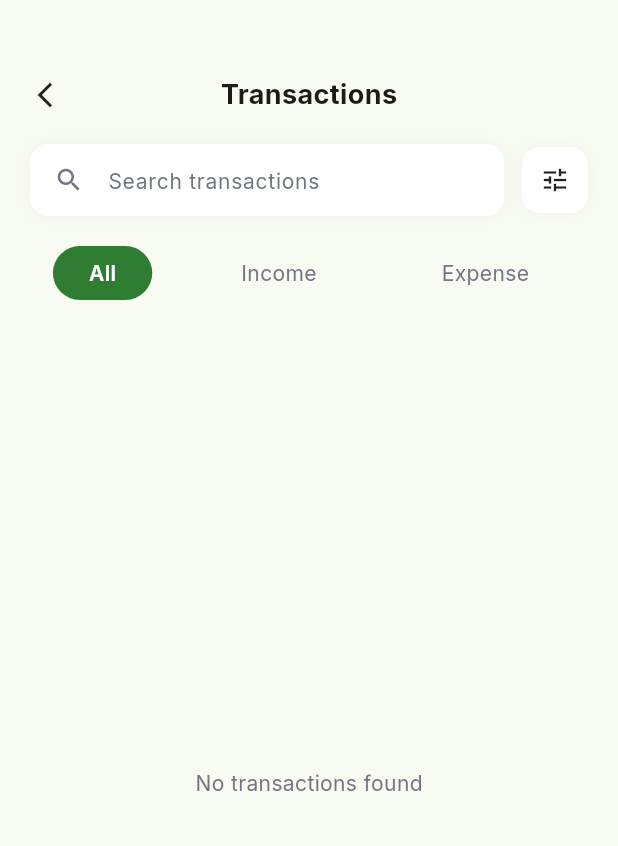
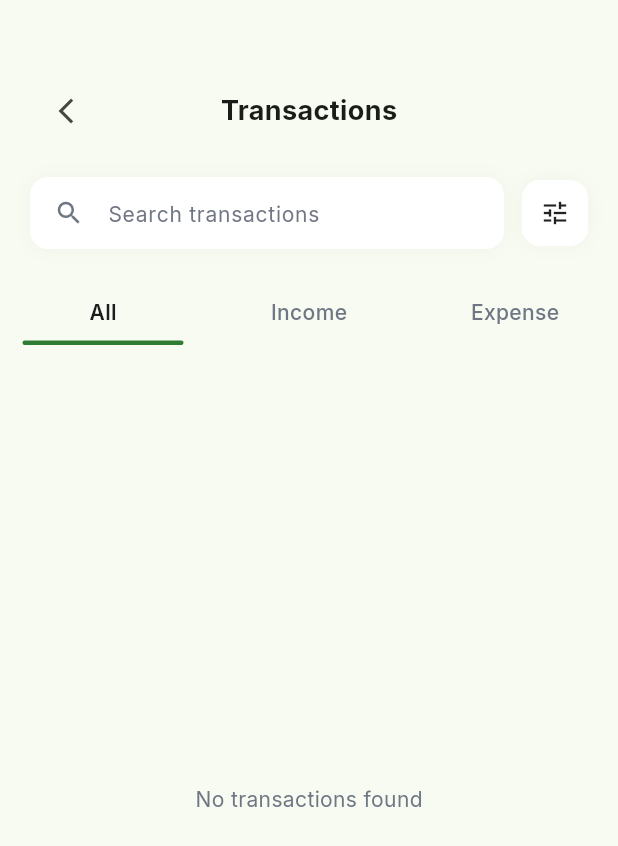
Before and after one commit to SurajChaurasia84/Xpense-Tracker, a Flutter app: the TransactionsTab widget shown alone on an empty page, opened directly, on a phone screen of 412 x 824 dp. Shown: the top 846 px of the screen. Run offline on Flutter 3.47's test engine with Material 3 defaults, Android fonts, the light colour scheme and no system bars; our stand-ins replace animate_do, cloud_firestore, firebase_auth, firebase_core, fl_chart, google_fonts and 1 more; accounts and stored records are empty; generated files the repository leaves out were written again.

Commit message:
feat: update Transactions tab with improved data display and functionality

```diff
--- a/lib/screens/tabs/transactions_tab.dart
+++ b/lib/screens/tabs/transactions_tab.dart
@@ -13,9 +13,27 @@ class TransactionsTab extends StatefulWidget {
   State<TransactionsTab> createState() => _TransactionsTabState();
 }
 
-class _TransactionsTabState extends State<TransactionsTab> {
+class _TransactionsTabState extends State<TransactionsTab> with SingleTickerProviderStateMixin {
   int _selectedFilter = 0; // 0: All, 1: Income, 2: Expense
   String _searchQuery = '';
+  late TabController _tabController;
+
+  @override
+  void initState() {
+    super.initState();
+    _tabController = TabController(length: 3, vsync: this);
+    _tabController.addListener(() {
+      if (!_tabController.indexIsChanging) {
+        setState(() => _selectedFilter = _tabController.index);
+      }
+    });
+  }
+
+  @override
+  void dispose() {
+    _tabController.dispose();
+    super.dispose();
+  }
 
   @override
   Widget build(BuildContext context) {
@@ -32,43 +50,34 @@ class _TransactionsTabState extends State<TransactionsTab> {
           child: StreamBuilder<List<TransactionModel>>(
             stream: db.getTransactions(),
             builder: (context, snapshot) {
-              if (snapshot.connectionState == ConnectionState.waiting) {
+              if (snapshot.connectionState == ConnectionState.waiting && !snapshot.hasData) {
                 return const Center(child: CircularProgressIndicator());
               }
 
-              var transactions = snapshot.data ?? [];
+              final transactions = snapshot.data ?? [];
 
-              // Filter by type
-              if (_selectedFilter == 1) {
-                transactions = transactions.where((t) => t.type == TransactionType.income).toList();
-              } else if (_selectedFilter == 2) {
-                transactions = transactions.where((t) => t.type == TransactionType.expense).toList();
-              }
-
-              // Filter by search query
-              if (_searchQuery.isNotEmpty) {
-                transactions = transactions
-                    .where((t) => t.title.toLowerCase().contains(_searchQuery.toLowerCase()))
-                    .toList();
-              }
-
-              if (transactions.isEmpty) {
-                return Center(
-                  child: Text(
-                    'No transactions found',
-                    style: GoogleFonts.inter(color: AppColors.textLight),
+              return TabBarView(
+                controller: _tabController,
+                children: [
+                  TransactionListView(
+                    transactions: transactions,
+                    filterIndex: 0,
+                    searchQuery: _searchQuery,
+                    format: currencyFormat,
                   ),
-                );
-              }
-
-              return ListView.builder(
-                padding: const EdgeInsets.symmetric(horizontal: 20),
-                itemCount: transactions.length,
-                itemBuilder: (context, index) {
-                  final tx = transactions[index];
-                  // Basic grouping logic for demo. Real app would group by date.
-                  return _transactionItem(tx, currencyFormat);
-                },
+                  TransactionListView(
+                    transactions: transactions,
+                    filterIndex: 1,
+                    searchQuery: _searchQuery,
+                    format: currencyFormat,
+                  ),
+                  TransactionListView(
+                    transactions: transactions,
+                    filterIndex: 2,
+                    searchQuery: _searchQuery,
+                    format: currencyFormat,
+                  ),
+                ],
               );
             },
           ),
@@ -83,12 +92,17 @@ class _TransactionsTabState extends State<TransactionsTab> {
       child: Row(
         mainAxisAlignment: MainAxisAlignment.spaceBetween,
         children: [
-          const Icon(Icons.arrow_back_ios_new, size: 20),
+          Navigator.canPop(context)
+              ? IconButton(
+                  onPressed: () => Navigator.pop(context),
+                  icon: const Icon(Icons.arrow_back_ios_new, size: 20),
+                )
+              : const SizedBox(width: 48),
           Text(
             'Transactions',
             style: GoogleFonts.inter(fontSize: 18, fontWeight: FontWeight.bold),
           ),
-          const SizedBox(width: 20), // Placeholder for balance
+          const SizedBox(width: 48), // To keep title centered
         ],
       ),
     );
@@ -138,35 +152,77 @@ class _TransactionsTabState extends State<TransactionsTab> {
   }
 
   Widget _buildFilterTabs() {
-    return Padding(
-      padding: const EdgeInsets.only(bottom: 20),
-      child: Row(
-        mainAxisAlignment: MainAxisAlignment.spaceEvenly,
+    final screenWidth = MediaQuery.of(context).size.width;
+    final tabWidth = screenWidth / 3;
+    final indicatorWidth = tabWidth - 30;
+
+    return Column(
+      children: [
+        Stack(
+          children: [
+            AnimatedBuilder(
+              animation: _tabController.animation!,
+              builder: (context, child) {
+                return Row(
                   children: [
                     _filterItem('All', 0),
                     _filterItem('Income', 1),
                     _filterItem('Expense', 2),
                   ],
+                );
+              },
             ),
+            AnimatedBuilder(
+              animation: _tabController.animation!,
+              builder: (context, child) {
+                return Positioned(
+                  bottom: 0,
+                  left: (_tabController.animation!.value * tabWidth) + (tabWidth - indicatorWidth) / 2,
+                  child: Container(
+                    height: 3,
+                    width: indicatorWidth,
+                    decoration: BoxDecoration(
+                      color: AppColors.primary,
+                      borderRadius: BorderRadius.circular(10),
+                    ),
+                  ),
+                );
+              },
+            ),
+          ],
+        ),
+        const SizedBox(height: 12),
+      ],
     );
   }
 
   Widget _filterItem(String title, int index) {
-    final isSelected = _selectedFilter == index;
-    return GestureDetector(
-      onTap: () => setState(() => _selectedFilter = index),
-      child: Container(
-        padding: const EdgeInsets.symmetric(horizontal: 24, vertical: 8),
-        decoration: BoxDecoration(
-          color: isSelected ? AppColors.primary : Colors.transparent,
-          borderRadius: BorderRadius.circular(20),
-        ),
-        child: Text(
+    return Expanded(
+      child: GestureDetector(
+        behavior: HitTestBehavior.opaque,
+        onTap: () {
+          _tabController.animateTo(index);
+        },
+        child: Padding(
+          padding: const EdgeInsets.symmetric(vertical: 12),
+          child: Center(
+            child: AnimatedBuilder(
+              animation: _tabController.animation!,
+              builder: (context, child) {
+                final lerp = (1.0 - (_tabController.animation!.value - index).abs()).clamp(0.0, 1.0);
+                final color = Color.lerp(AppColors.textLight, AppColors.textDark, lerp);
+                final fontWeight = lerp > 0.5 ? FontWeight.w600 : FontWeight.w500;
+
+                return Text(
                   title,
                   style: GoogleFonts.inter(
                     fontSize: 14,
-            fontWeight: isSelected ? FontWeight.w600 : FontWeight.w400,
-            color: isSelected ? Colors.white : AppColors.textLight,
+                    fontWeight: fontWeight,
+                    color: color,
+                  ),
+                );
+              },
+            ),
           ),
         ),
       ),
@@ -228,3 +284,110 @@ class _TransactionsTabState extends State<TransactionsTab> {
     );
   }
 }
+
+class TransactionListView extends StatefulWidget {
+  final List<TransactionModel> transactions;
+  final int filterIndex;
+  final String searchQuery;
+  final NumberFormat format;
+
+  const TransactionListView({
+    super.key,
+    required this.transactions,
+    required this.filterIndex,
+    required this.searchQuery,
+    required this.format,
+  });
+
+  @override
+  State<TransactionListView> createState() => _TransactionListViewState();
+}
+
+class _TransactionListViewState extends State<TransactionListView> with AutomaticKeepAliveClientMixin {
+  @override
+  bool get wantKeepAlive => true;
+
+  @override
+  Widget build(BuildContext context) {
+    super.build(context);
+    var filtered = widget.transactions;
+    if (widget.filterIndex == 1) {
+      filtered = widget.transactions.where((t) => t.type == TransactionType.income).toList();
+    } else if (widget.filterIndex == 2) {
+      filtered = widget.transactions.where((t) => t.type == TransactionType.expense).toList();
+    }
+
+    if (widget.searchQuery.isNotEmpty) {
+      filtered = filtered.where((t) => t.title.toLowerCase().contains(widget.searchQuery.toLowerCase())).toList();
+    }
+
+    if (filtered.isEmpty) {
+      return Center(
+        child: Text(
+          'No transactions found',
+          style: GoogleFonts.inter(color: AppColors.textLight),
+        ),
+      );
+    }
+
+    return ListView.builder(
+      padding: const EdgeInsets.symmetric(horizontal: 20, vertical: 10),
+      itemCount: filtered.length,
+      itemBuilder: (context, index) {
+        final tx = filtered[index];
+        final isIncome = tx.type == TransactionType.income;
+        return Padding(
+          padding: const EdgeInsets.only(bottom: 20),
+          child: Row(
+            children: [
+              Container(
+                padding: const EdgeInsets.all(12),
+                decoration: BoxDecoration(
+                  color: AppCategories.getCategoryColor(tx.category).withOpacity(0.1),
+                  borderRadius: BorderRadius.circular(16),
+                ),
+                child: Icon(
+                  AppCategories.getCategoryIcon(tx.category),
+                  color: AppCategories.getCategoryColor(tx.category),
+                ),
+              ),
+              const SizedBox(width: 16),
+              Expanded(
+                child: Column(
+                  crossAxisAlignment: CrossAxisAlignment.start,
+                  children: [
+                    Text(
+                      tx.title,
+                      style: GoogleFonts.inter(fontWeight: FontWeight.w600, fontSize: 14),
+                    ),
+                    Text(
+                      tx.category,
+                      style: GoogleFonts.inter(fontSize: 12, color: AppColors.textLight),
+                    ),
+                  ],
+                ),
+              ),
+              Column(
+                crossAxisAlignment: CrossAxisAlignment.end,
+                children: [
+                  Text(
+                    '${isIncome ? '+' : '-'} ${widget.format.format(tx.amount)}',
+                    style: GoogleFonts.inter(
+                      fontWeight: FontWeight.bold,
+                      fontSize: 14,
+                      color: isIncome ? AppColors.income : AppColors.textDark,
+                    ),
+                  ),
+                  Text(
+                    DateFormat('d MMM').format(tx.timestamp),
+                    style: GoogleFonts.inter(fontSize: 12, color: AppColors.textLight),
+                  ),
+                ],
+              ),
+            ],
+          ),
+        );
+      },
+    );
+  }
+}
```
Lines whose indentation alone changed are shown as unchanged.
